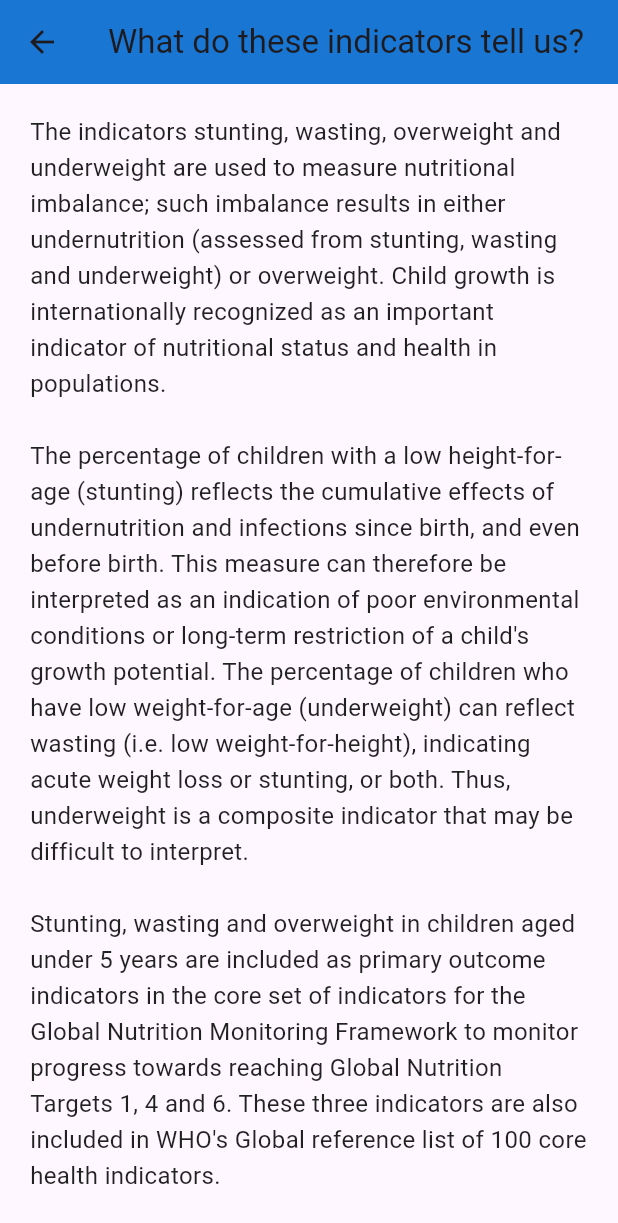
After one commit to raakesh1415/malnutridetect, a Flutter app: the Insights screen opened directly, after a tap on "What do these indicators tell us?", on a phone screen of 412 x 824 dp. The commit adds this screen. Shown: the top 1223 px of the screen. Run offline on Flutter 3.47's test engine with Material 3 defaults, Android fonts, the phone set to English and light mode, and no system bars; our stand-ins replace cloud_firestore, firebase_auth, firebase_core, fl_chart, google_fonts, pdf and 3 more; accounts and stored records are empty; network calls fail.

Commit message:
Update Insights

```diff
--- a/lib/home/home_page.dart
+++ b/lib/home/home_page.dart
@@ -7,6 +7,7 @@ import 'package:malnutridetect/graph/line_chart_screen.dart';
 import 'package:malnutridetect/chatbot/chatbotScreen.dart';
 import 'package:malnutridetect/input/inputScreen.dart';
 import 'package:malnutridetect/Profile/main_profile.dart';
+import 'package:malnutridetect/input/insights.dart';
 import 'package:malnutridetect/input/resultListPage.dart';
 
 class HomePage extends StatefulWidget {
@@ -49,7 +50,7 @@ class _HomePageState extends State<HomePage> {
             Navigator.push(
               context,
               MaterialPageRoute(
-                builder: (context) => ResultListPage(),
+                builder: (context) => Insights(),
               ), // Navigate to MainProfile
             );
           }
--- /dev/null
+++ b/lib/input/indicatorDetailPage.dart
@@ -0,0 +1,194 @@
+import 'package:flutter/material.dart';
+
+class IndicatorDetailPage extends StatelessWidget {
+  final String title;
+  final String content;
+
+  const IndicatorDetailPage({required this.title, required this.content});
+
+  @override
+  Widget build(BuildContext context) {
+    return Scaffold(
+      appBar: AppBar(
+        title: Text(title),
+        backgroundColor: Colors.blue[700],
+        centerTitle: true,
+      ),
+      body: Padding(
+        padding: const EdgeInsets.all(20.0),
+        child: SingleChildScrollView(
+          child: Column(
+            crossAxisAlignment: CrossAxisAlignment.start,
+            children: [
+              if (title == 'What do these indicators tell us?') ...[
+                _buildDescriptionText(content),
+              ],
+              if (title == 'What are the consequences and implications?') ...[
+                _buildFormattedText(content),
+              ],
+              if (title == 'How are these indicators defined?') ...[
+                _buildDefinitionTable(),
+              ],
+              if (title == 'Cut-off values for public health significance') ...[
+                _buildCutoffTable('Stunting', [
+                  ['Very Low', '<2.5%'],
+                  ['Low', '2.5% to <10%'],
+                  ['Medium', '10% to <20%'],
+                  ['High', '20% to <30%'],
+                  ['Very High', '≥30%'],
+                ]),
+                SizedBox(height: 20),
+                _buildCutoffTable('Wasting', [
+                  ['Very Low', '<2.5%'],
+                  ['Low', '2.5% to <5%'],
+                  ['Medium', '5% to <10%'],
+                  ['High', '10% to <15%'],
+                  ['Very High', '≥15%'],
+                ]),
+                SizedBox(height: 20),
+                _buildCutoffTable('Overweight', [
+                  ['Very Low', '<2.5%'],
+                  ['Low', '2.5% to <5%'],
+                  ['Medium', '5% to <10%'],
+                  ['High', '10% to <15%'],
+                  ['Very High', '≥15%'],
+                ]),
+              ],
+            ],
+          ),
+        ),
+      ),
+    );
+  }
+
+  Widget _buildDescriptionText(String content) {
+    return Text(
+      content,
+      style: TextStyle(fontSize: 16, height: 1.5, color: Colors.black87),
+    );
+  }
+
+  Widget _buildFormattedText(String content) {
+    return RichText(
+      text: TextSpan(
+        style: TextStyle(fontSize: 16, color: Colors.black87),
+        children: [
+          TextSpan(
+            text: 'Stunting\n',
+            style: TextStyle(fontWeight: FontWeight.bold),
+          ),
+          TextSpan(
+            text:
+                'Children who suffer from growth retardation due to poor diets or infections are at higher risk of illness and death. It leads to delayed mental development, poor school performance, reduced intellectual capacity, and future economic challenges.\n\n',
+          ),
+          TextSpan(
+            text: 'Wasting\n',
+            style: TextStyle(fontWeight: FontWeight.bold),
+          ),
+          TextSpan(
+            text:
+                'A sign of acute undernutrition, usually due to insufficient food intake or frequent infections like diarrhea. It weakens the immune system, increasing the severity and risk of diseases and death.\n\n',
+          ),
+          TextSpan(
+            text: 'Overweight\n',
+            style: TextStyle(fontWeight: FontWeight.bold),
+          ),
+          TextSpan(
+            text:
+                'Linked with a greater chance of obesity in adulthood, leading to serious health issues such as: Cardiovascular diseases, diabetes, musculoskeletal disorders, cancers (endometrium, breast, colon).\n\n',
+          ),
+          TextSpan(
+            text: 'Underweight\n',
+            style: TextStyle(fontWeight: FontWeight.bold),
+          ),
+          TextSpan(
+            text:
+                'Easy to measure but concerning. Even mild underweight raises mortality risk in children, with higher risk in severely underweight cases.\n\n',
+          ),
+        ],
+      ),
+    );
+  }
+
+  Widget _buildDefinitionTable() {
+    return Table(
+      border: TableBorder.all(width: 1, color: Colors.grey.shade400),
+      columnWidths: {0: FlexColumnWidth(2), 1: FlexColumnWidth(5)},
+      children: [
+        TableRow(
+          decoration: BoxDecoration(color: Colors.blue.shade100),
+          children: [
+            Padding(
+              padding: EdgeInsets.all(8),
+              child: Text(
+                "Indicator",
+                style: TextStyle(fontWeight: FontWeight.bold),
+              ),
+            ),
+            Padding(
+              padding: EdgeInsets.all(8),
+              child: Text(
+                "Definition",
+                style: TextStyle(fontWeight: FontWeight.bold),
+              ),
+            ),
+          ],
+        ),
+        _buildTableRow(
+          "Stunting",
+          "Height-for-age < -2 SD of WHO Child Growth Standards",
+        ),
+        _buildTableRow(
+          "Wasting",
+          "Weight-for-height < -2 SD of WHO Child Growth Standards",
+        ),
+        _buildTableRow(
+          "Overweight",
+          "Weight-for-height > +2 SD of WHO Child Growth Standards",
+        ),
+        _buildTableRow(
+          "Underweight",
+          "Weight-for-age < -2 SD of WHO Child Growth Standards",
+        ),
+      ],
+    );
+  }
+
+  TableRow _buildTableRow(String col1, String col2) {
+    return TableRow(
+      children: [
+        Padding(padding: EdgeInsets.all(8), child: Text(col1)),
+        Padding(padding: EdgeInsets.all(8), child: Text(col2)),
+      ],
+    );
+  }
+
+  Widget _buildCutoffTable(String indicator, List<List<String>> rows) {
+    return Table(
+      border: TableBorder.all(width: 1, color: Colors.grey.shade400),
+      columnWidths: {0: FlexColumnWidth(2), 1: FlexColumnWidth(3)},
+      children: [
+        TableRow(
+          decoration: BoxDecoration(color: Colors.blue.shade100),
+          children: [
+            Padding(
+              padding: EdgeInsets.all(8),
+              child: Text(
+                "Indicator",
+                style: TextStyle(fontWeight: FontWeight.bold),
+              ),
+            ),
+            Padding(
+              padding: EdgeInsets.all(8),
+              child: Text(
+                "Prevalence Cut-off",
+                style: TextStyle(fontWeight: FontWeight.bold),
+              ),
+            ),
+          ],
+        ),
+        ...rows.map((row) => _buildTableRow(row[0], row[1])),
+      ],
+    );
+  }
+}
--- /dev/null
+++ b/lib/input/insights.dart
@@ -0,0 +1,192 @@
+import 'package:flutter/material.dart';
+import 'package:malnutridetect/input/indicatorDetailPage.dart';
+
+class Insights extends StatelessWidget {
+  final List<Map<String, String>> infoSections = [
+    {
+      'title': 'What do these indicators tell us?',
+      'content': '''
+The indicators stunting, wasting, overweight and underweight are used to measure nutritional imbalance; such imbalance results in either undernutrition (assessed from stunting, wasting and underweight) or overweight. Child growth is internationally recognized as an important indicator of nutritional status and health in populations.
+
+The percentage of children with a low height-for-age (stunting) reflects the cumulative effects of undernutrition and infections since birth, and even before birth. This measure can therefore be interpreted as an indication of poor environmental conditions or long-term restriction of a child's growth potential. The percentage of children who have low weight-for-age (underweight) can reflect wasting (i.e. low weight-for-height), indicating acute weight loss or stunting, or both. Thus, underweight is a composite indicator that may be difficult to interpret.
+
+Stunting, wasting and overweight in children aged under 5 years are included as primary outcome indicators in the core set of indicators for the Global Nutrition Monitoring Framework to monitor progress towards reaching Global Nutrition Targets 1, 4 and 6. These three indicators are also included in WHO's Global reference list of 100 core health indicators.
+      ''',
+    },
+    {'title': 'How are these indicators defined?', 'content': ''},
+    {
+      'title': 'What are the consequences and implications?',
+      'content': '''
+**Stunting**
+Children who suffer from growth retardation due to poor diets or infections are at higher risk of illness and death. It leads to delayed mental development, poor school performance, reduced intellectual capacity, and future economic challenges. Short-statured women may face complications during childbirth and are more likely to deliver low birth weight infants, continuing the cycle of malnutrition.
+
+**Wasting**
+A sign of acute undernutrition, usually due to insufficient food intake or frequent infections like diarrhea. It weakens the immune system, increasing the severity and risk of diseases and death.
+
+**Overweight**
+Linked with a greater chance of obesity in adulthood, leading to serious health issues such as:
+- Cardiovascular diseases (heart disease, stroke)
+- Diabetes
+- Musculoskeletal disorders (especially osteoarthritis)
+- Cancers (endometrium, breast, colon)
+
+**Underweight**
+Easy to measure but concerning. Even mild underweight raises mortality risk in children, with higher risk in severely underweight cases.
+      ''',
+    },
+    {'title': 'Cut-off values for public health significance', 'content': ''},
+  ];
+
+  @override
+  Widget build(BuildContext context) {
+    return Scaffold(
+      appBar: AppBar(
+        title: Text("Malnutrition Information"),
+        backgroundColor: Colors.blue[700],
+        centerTitle: true,
+      ),
+      body: ListView.builder(
+        padding: EdgeInsets.all(20),
+        itemCount: infoSections.length,
+        itemBuilder: (context, index) {
+          final section = infoSections[index];
+          return Padding(
+            padding: const EdgeInsets.only(bottom: 20),
+            child: InkWell(
+              borderRadius: BorderRadius.circular(15),
+              onTap: () {
+                Navigator.push(
+                  context,
+                  MaterialPageRoute(
+                    builder:
+                        (_) => IndicatorDetailPage(
+                          title: section['title']!,
+                          content: section['content']!,
+                        ),
+                  ),
+                );
+              },
+              child: Container(
+                decoration: BoxDecoration(
+                  color: Colors.blue.shade50,
+                  borderRadius: BorderRadius.circular(15),
+                  boxShadow: [
+                    BoxShadow(
+                      color: Colors.black12,
+                      blurRadius: 6,
+                      offset: Offset(0, 4),
+                    ),
+                  ],
+                ),
+                padding: EdgeInsets.all(20),
+                child: Row(
+                  children: [
+                    Icon(
+                      Icons.menu_book_rounded,
+                      size: 30,
+                      color: Colors.blue[900],
+                    ),
+                    SizedBox(width: 16),
+                    Expanded(
+                      child: Text(
+                        section['title']!,
+                        style: TextStyle(
+                          fontSize: 18,
+                          fontWeight: FontWeight.bold,
+                          color: Colors.blue[900],
+                        ),
+                      ),
+                    ),
+                    Icon(Icons.arrow_forward_ios, size: 18, color: Colors.grey),
+                  ],
+                ),
+              ),
+            ),
+          );
+        },
+      ),
+    );
+  }
+}
+
+TableRow _buildTableRow(String col1, String col2) {
+  return TableRow(
+    children: [
+      Padding(padding: EdgeInsets.all(8), child: Text(col1)),
+      Padding(padding: EdgeInsets.all(8), child: Text(col2)),
+    ],
+  );
+}
+
+Table _buildDefinitionTable() {
+  return Table(
+    border: TableBorder.all(width: 1, color: Colors.grey.shade400),
+    columnWidths: {0: FlexColumnWidth(2), 1: FlexColumnWidth(5)},
+    children: [
+      TableRow(
+        decoration: BoxDecoration(color: Colors.blue.shade100),
+        children: [
+          Padding(
+            padding: EdgeInsets.all(8),
+            child: Text(
+              "Indicator",
+              style: TextStyle(fontWeight: FontWeight.bold),
+            ),
+          ),
+          Padding(
+            padding: EdgeInsets.all(8),
+            child: Text(
+              "Definition",
+              style: TextStyle(fontWeight: FontWeight.bold),
+            ),
+          ),
+        ],
+      ),
+      _buildTableRow(
+        "Stunting",
+        "Height-for-age < -2 SD of WHO Child Growth Standards",
+      ),
+      _buildTableRow(
+        "Wasting",
+        "Weight-for-height < -2 SD of WHO Child Growth Standards",
+      ),
+      _buildTableRow(
+        "Overweight",
+        "Weight-for-height > +2 SD of WHO Child Growth Standards",
+      ),
+      _buildTableRow(
+        "Underweight",
+        "Weight-for-age < -2 SD of WHO Child Growth Standards",
+      ),
+    ],
+  );
+}
+
+Table _buildCutoffTable(String indicator, List<List<String>> rows) {
+  return Table(
+    border: TableBorder.all(width: 1, color: Colors.grey.shade400),
+    columnWidths: {0: FlexColumnWidth(2), 1: FlexColumnWidth(3)},
+    children: [
+      TableRow(
+        decoration: BoxDecoration(color: Colors.green.shade100),
+        children: [
+          Padding(
+            padding: EdgeInsets.all(8),
+            child: Text(
+              "Indicator",
+              style: TextStyle(fontWeight: FontWeight.bold),
+            ),
+          ),
+          Padding(
+            padding: EdgeInsets.all(8),
+            child: Text(
+              "Prevalence Cut-off",
+              style: TextStyle(fontWeight: FontWeight.bold),
+            ),
+          ),
+        ],
+      ),
+      ...rows.map((row) => _buildTableRow(row[0], row[1])),
+    ],
+  );
+}
```
Also changed, not shown: lib/input/resultListPage.dart (+5 -5 lines), lib/main.dart (+2 -5 lines).
